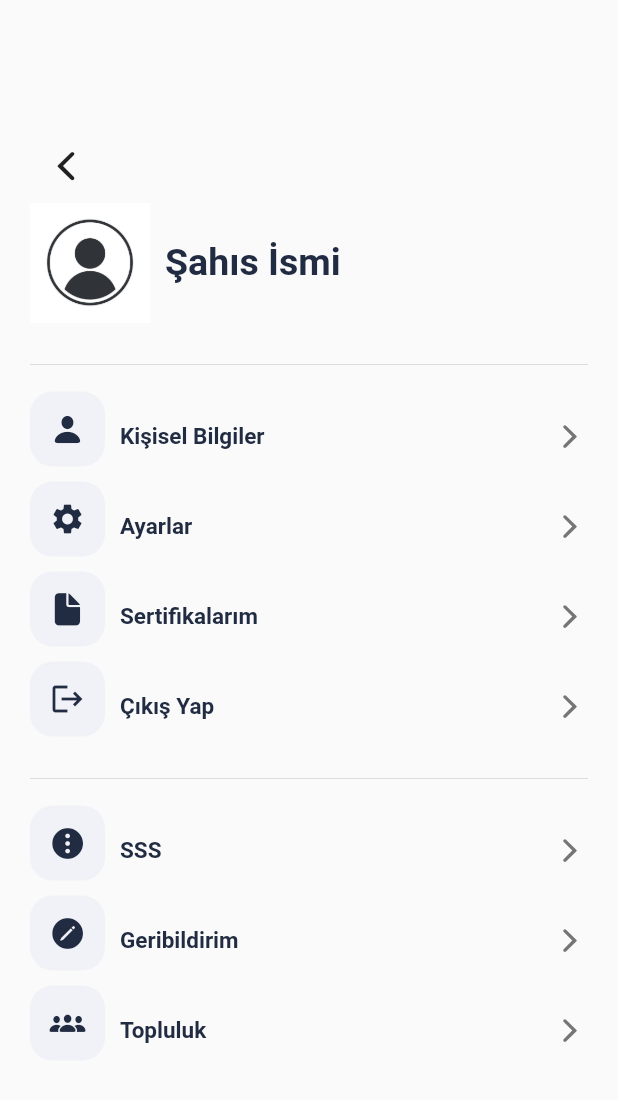
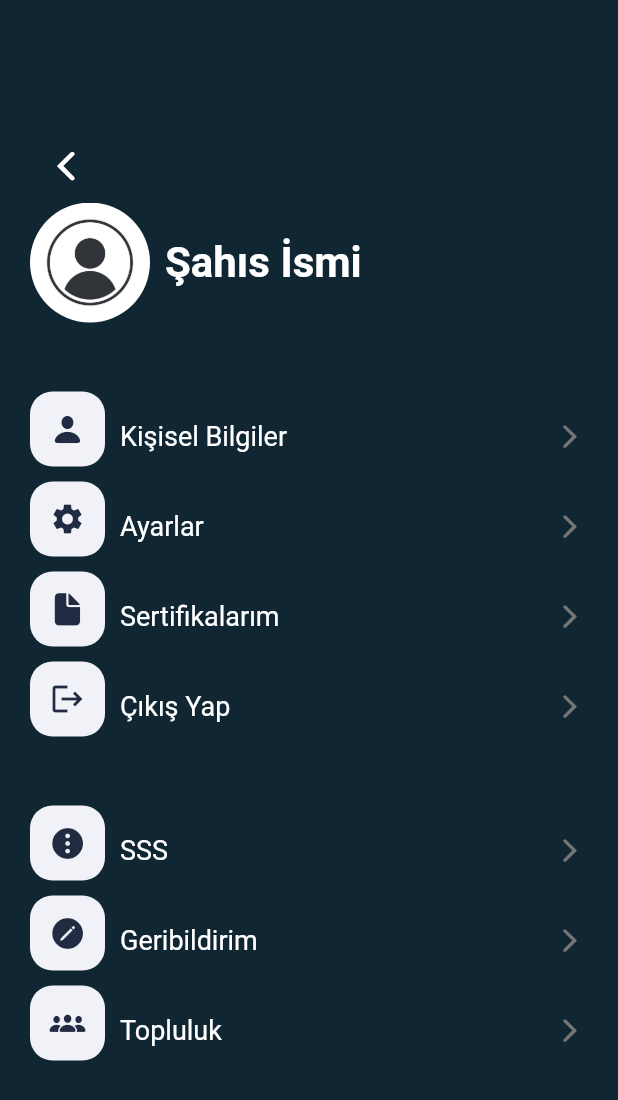
Before and after one commit to Rcpsngl/academy_mobile, a Flutter app: the SettingsScreen screen opened by its route, on a phone screen of 412 x 824 dp. Shown: the top 1100 px of the screen. Run offline on Flutter 3.47's test engine with Material 2 defaults, Android fonts, the phone set to English and light mode, and no system bars; our stand-ins replace cloud_firestore, curved_navigation_bar, firebase_auth, firebase_core, font_awesome_flutter, video_player; accounts and stored records are empty; Roboto replaces fonts that are missing (Poppins-Medium, Poppins-Regular).

Commit message:
settingrenklerok

```diff
--- a/academy/lib/constants/color.dart
+++ b/academy/lib/constants/color.dart
@@ -2,3 +2,20 @@ import 'package:flutter/material.dart';
 
 const kPrimaryColor = Color(0xff6849ef);
 const kPrimaryLight = Color(0xff8a72f1);
+
+const kKoyuArkaplan = Color(0xff102733);
+const kAcikArkaplan = Color(0xff29404E);
+
+const kNavBar = Color.fromARGB(187, 1, 13, 83);
+const kNavBar2 = Color.fromARGB(255, 28, 19, 70);
+
+const kLargeText = TextStyle(
+    fontWeight: FontWeight.bold,
+    fontFamily: 'Poppins-Regular',
+    color: Colors.white,
+    fontSize: 28);
+const kSmallText = TextStyle(
+    fontWeight: FontWeight.normal,
+    fontFamily: 'Poppins-Medium',
+    color: Colors.white,
+    fontSize: 18);
--- a/academy/lib/main.dart
+++ b/academy/lib/main.dart
@@ -1,7 +1,7 @@
 // ignore_for_file: prefer_const_constructors
 
 import 'package:academy/pages/auth_page.dart';
-import 'package:academy/pages/forum_screen.dart';
+import 'package:academy/screens/forum_screen.dart';
 import 'package:academy/pages/login_or_register_page.dart';
 import 'package:academy/pages/register_page.dart';
 import 'package:academy/screens/etkinlik_screen.dart';
--- a/academy/lib/data/data.dart
+++ b/academy/lib/models/data.dart
@@ -1,8 +1,8 @@
 import 'dart:math';
 
-import '../models/data_model.dart';
-import '../models/event_type_model.dart';
-import '../models/events_model.dart';
+import 'data_model.dart';
+import 'event_type_model.dart';
+import 'events_model.dart';
 
 List<DateModel> getDates() {
   List<DateModel> dates = <DateModel>[];
--- a/academy/lib/pages/auth_page.dart
+++ b/academy/lib/pages/auth_page.dart
@@ -2,7 +2,7 @@ import 'package:academy/pages/login_page.dart';
 import 'package:academy/screens/base_screen.dart';
 import 'package:firebase_auth/firebase_auth.dart';
 import 'package:flutter/material.dart';
-import 'forum_screen.dart';
+import '../screens/forum_screen.dart';
 import 'login_or_register_page.dart';
 
 class AuthPage extends StatelessWidget {
--- a/academy/lib/screens/etkinlik_screen.dart
+++ b/academy/lib/screens/etkinlik_screen.dart
@@ -1,7 +1,7 @@
 import 'package:flutter/cupertino.dart';
 import 'package:flutter/material.dart';
 
-import '../data/data.dart';
+import '../models/data.dart';
 import '../models/data_model.dart';
 import '../models/event_type_model.dart';
 import '../models/events_model.dart';
--- a/academy/lib/screens/settings_screen.dart
+++ b/academy/lib/screens/settings_screen.dart
@@ -1,3 +1,4 @@
+import 'package:academy/constants/color.dart';
 import 'package:academy/widgets/bottom_nav_bar.dart';
 import 'package:flutter/cupertino.dart';
 import 'package:flutter/material.dart';
@@ -20,6 +21,7 @@ class _SettingsScreenState extends State<SettingsScreen> {
   @override
   Widget build(BuildContext context) {
     return Scaffold(
+      backgroundColor: kKoyuArkaplan,
       body: Padding(
         padding: const EdgeInsets.symmetric(vertical: 25, horizontal: 20),
         child: Center(
@@ -34,6 +36,7 @@ class _SettingsScreenState extends State<SettingsScreen> {
                     },
                     icon: Icon(
                       CupertinoIcons.back,
+                      color: Colors.white,
                       size: 30,
                     )),
                 const AvatarCard(),
--- a/academy/lib/widgets/avatar_card.dart
+++ b/academy/lib/widgets/avatar_card.dart
@@ -1,3 +1,4 @@
+import 'package:academy/constants/color.dart';
 import 'package:academy/constants/icons.dart';
 import 'package:flutter/material.dart';
 
@@ -12,24 +13,19 @@ class AvatarCard extends StatelessWidget {
   Widget build(BuildContext context) {
     return Row(
       children: [
-        Image.asset(
-          icPerson,
-          width: 80,
-          height: 80,
+        ClipOval(
+          child: Image.asset(
+            icPerson,
+            width: 80,
+            height: 80,
+          ),
         ),
         const SizedBox(width: 10),
         Column(
           crossAxisAlignment: CrossAxisAlignment.start,
           mainAxisAlignment: MainAxisAlignment.spaceBetween,
           children: [
-            const Text(
-              "Şahıs İsmi",
-              style: TextStyle(
-                fontSize: kbigFontSize,
-                fontWeight: FontWeight.bold,
-                color: kprimaryColor,
-              ),
-            ),
+            const Text("Şahıs İsmi", style: kLargeText),
           ],
         )
       ],
--- a/academy/lib/widgets/bottom_nav_bar.dart
+++ b/academy/lib/widgets/bottom_nav_bar.dart
@@ -2,7 +2,6 @@ import 'package:academy/screens/featured_screen.dart';
 import 'package:curved_navigation_bar/curved_navigation_bar.dart';
 import 'package:flutter/material.dart';
 
-import '../screens/base_screen.dart';
 import '../screens/profile_screen.dart';
 import '../screens/settings_screen.dart';
 
--- a/academy/lib/widgets/setting_tile.dart
+++ b/academy/lib/widgets/setting_tile.dart
@@ -1,3 +1,4 @@
+import 'package:academy/constants/color.dart';
 import 'package:flutter/cupertino.dart';
 import 'package:flutter/material.dart';
 
@@ -28,14 +29,7 @@ class SettingTile extends StatelessWidget {
             child: Icon(setting.icon, color: kprimaryColor),
           ),
           const SizedBox(width: 10),
-          Text(
-            setting.title,
-            style: const TextStyle(
-              color: kprimaryColor,
-              fontSize: ksmallFontSize,
-              fontWeight: FontWeight.bold,
-            ),
-          ),
+          Text(setting.title, style: kSmallText),
           const Spacer(),
           Icon(
             CupertinoIcons.chevron_forward,
```
Also changed, not shown: academy/lib/screens/forum_screen.dart (renamed from academy/lib/pages/forum_screen.dart, +20 -12 lines).
